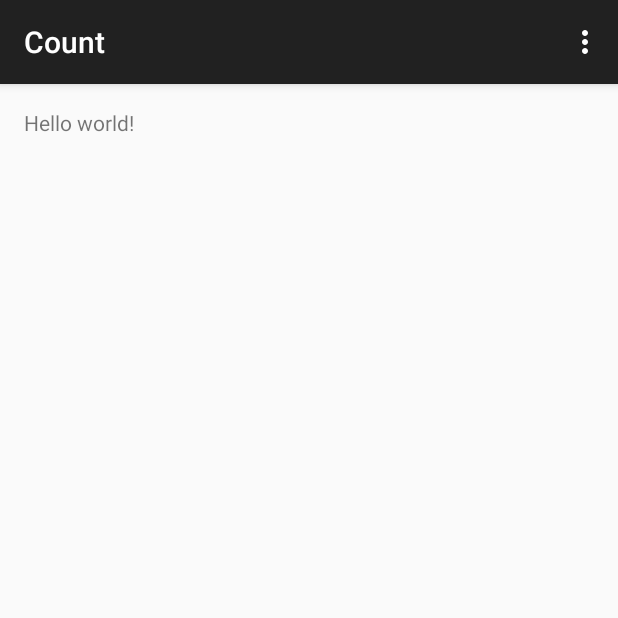
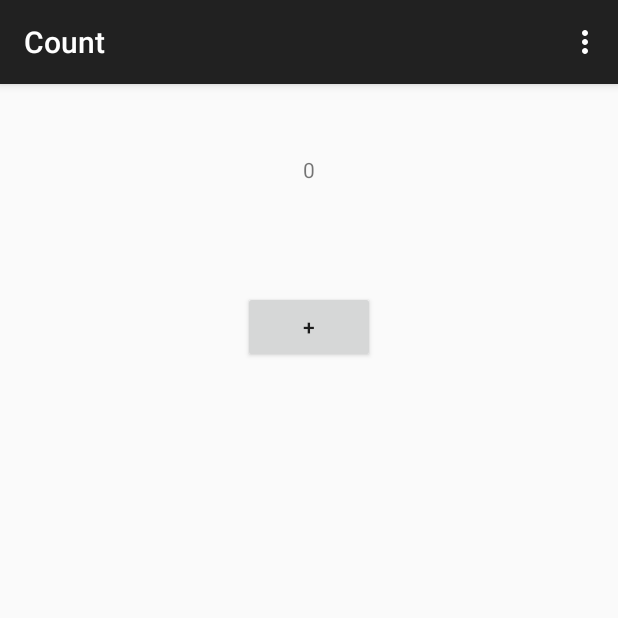
Before and after one commit to ir77/Android, an Android app: the screen it shows after launch (MainActivity), on a phone screen of 412 x 824 dp, the top half of it. Run offline under Robolectric (Android 15) with nearby library versions, the light colour scheme and no system bars.

Commit message:
make count app

```diff
--- a/Count/app/src/main/java/com/example/ucucair2/count/MainActivity.java
+++ b/Count/app/src/main/java/com/example/ucucair2/count/MainActivity.java
@@ -4,16 +4,26 @@ import android.support.v7.app.ActionBarActivity;
 import android.os.Bundle;
 import android.view.Menu;
 import android.view.MenuItem;
-
+import android.view.View;
+import android.widget.TextView;
 
 public class MainActivity extends ActionBarActivity {
+    TextView text;
+    int number;
 
     @Override
     protected void onCreate(Bundle savedInstanceState) {
         super.onCreate(savedInstanceState);
         setContentView(R.layout.activity_main);
+
+        text = (TextView)findViewById(R.id.textView);
+        text.setText("0");
     }
 
+    public void plus(View v) {
+        number = number + 1;
+        text.setText(String.valueOf(number));
+    }
 
     @Override
     public boolean onCreateOptionsMenu(Menu menu) {
--- a/Count/app/src/main/res/layout/activity_main.xml
+++ b/Count/app/src/main/res/layout/activity_main.xml
@@ -5,7 +5,22 @@
     android:paddingTop="@dimen/activity_vertical_margin"
     android:paddingBottom="@dimen/activity_vertical_margin" tools:context=".MainActivity">
 
-    <TextView android:text="@string/hello_world" android:layout_width="wrap_content"
-        android:layout_height="wrap_content" />
+    <TextView
+        android:layout_width="wrap_content"
+        android:layout_height="wrap_content"
+        android:text="New Text"
+        android:id="@+id/textView"
+        android:layout_alignParentTop="true"
+        android:layout_centerHorizontal="true"
+        android:layout_marginTop="31dp" />
 
+    <Button
+        android:layout_width="wrap_content"
+        android:layout_height="wrap_content"
+        android:text="+"
+        android:id="@+id/button"
+        android:layout_marginTop="71dp"
+        android:layout_below="@+id/textView"
+        android:layout_centerHorizontal="true"
+        android:onClick="plus" />
 </RelativeLayout>
```
